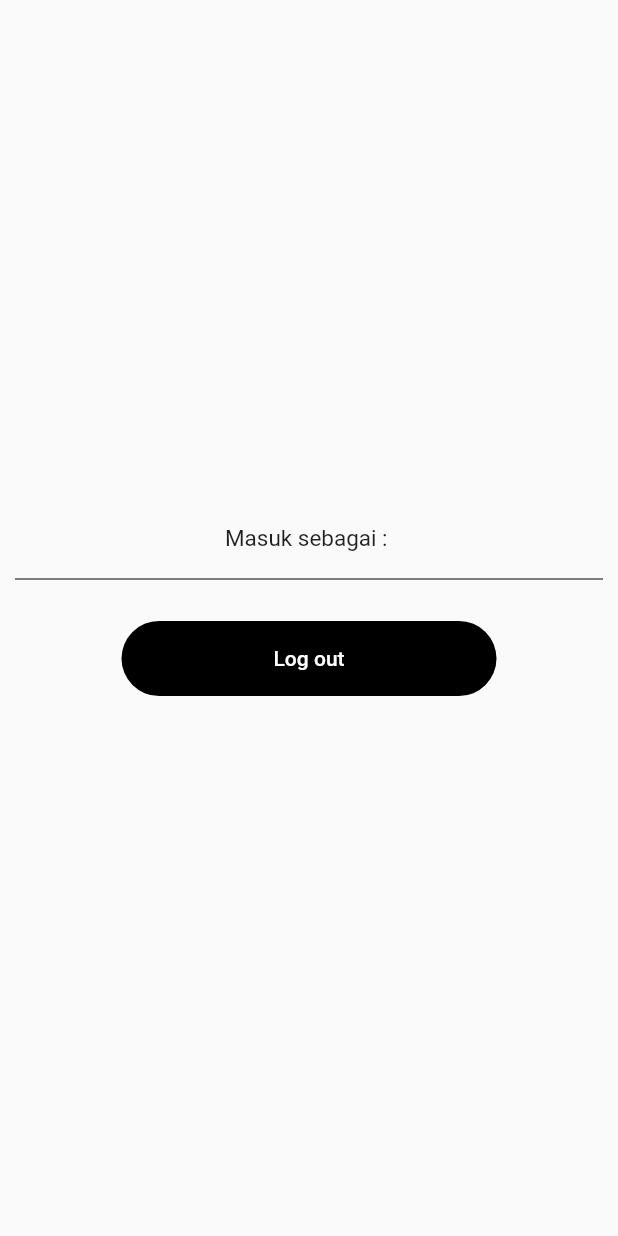
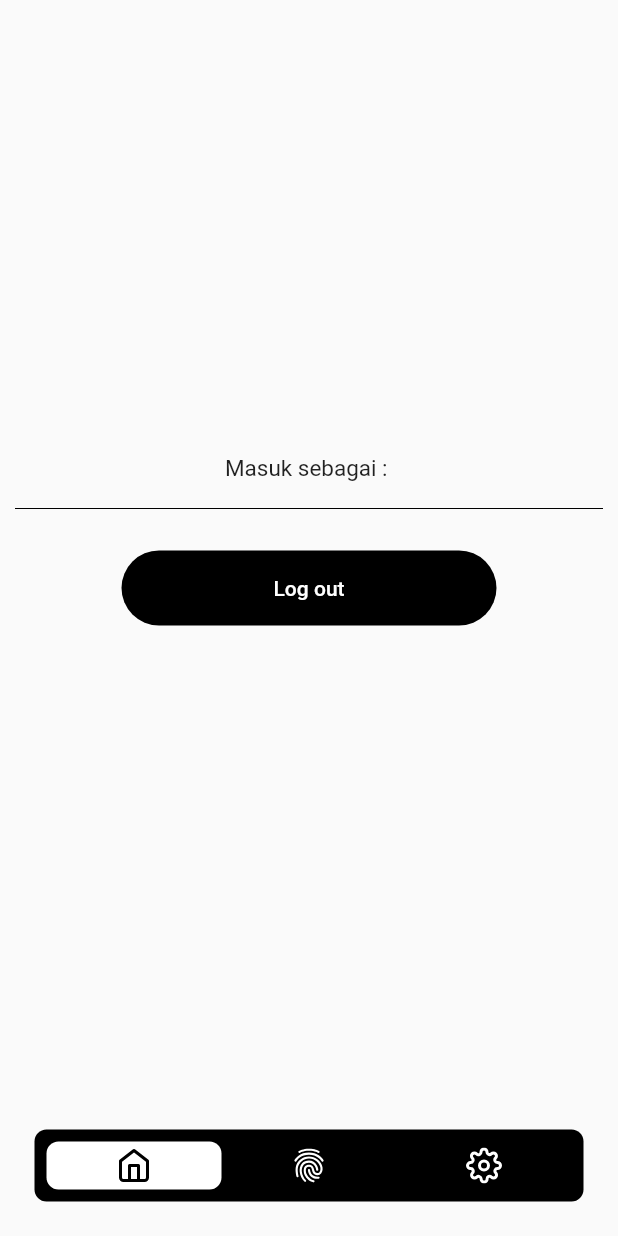
Before and after one commit to f0ursecond/login-ui-firebase, a Flutter app: the screen it shows once a user with an empty profile is signed in, on a phone screen of 412 x 824 dp. Run offline on Flutter 3.47's test engine with Material 2 defaults, Android fonts, the phone set to English and light mode, and no system bars; drawn by our look-alikes of floating_bottom_navigation_bar; our stand-ins replace firebase_auth, firebase_core, flutter_vector_icons, lottie, top_snackbar_flutter; accounts and stored records are empty.

Commit message:
bottom nav bar

```diff
--- a/lib/mainpage.dart
+++ b/lib/mainpage.dart
@@ -1,14 +1,23 @@
-import 'package:absensi/home.dart';
+import 'package:absensi/page/absen.dart';
+import 'package:absensi/page/home.dart';
 import 'package:absensi/login.dart';
+import 'package:absensi/page/settings.dart';
 import 'package:firebase_auth/firebase_auth.dart';
 import 'package:firebase_core/firebase_core.dart';
+import 'package:floating_bottom_navigation_bar/floating_bottom_navigation_bar.dart';
+import 'package:flutter_vector_icons/flutter_vector_icons.dart';
 
 import 'main.dart';
 import 'package:flutter/material.dart';
 
-class mainPage extends StatelessWidget {
+class mainPage extends StatefulWidget {
   const mainPage({Key? key}) : super(key: key);
 
+  @override
+  State<mainPage> createState() => _mainPageState();
+}
+
+class _mainPageState extends State<mainPage> {
   @override
   Widget build(BuildContext context) {
     return Scaffold(
--- /dev/null
+++ b/lib/page/home.dart
@@ -0,0 +1,60 @@
+import 'dart:async';
+import 'dart:ui';
+
+import 'package:absensi/page/absen.dart';
+import 'package:absensi/login.dart';
+import 'package:absensi/page/settings.dart';
+import 'package:absensi/page/view.dart';
+import 'package:firebase_auth/firebase_auth.dart';
+import 'package:firebase_core/firebase_core.dart';
+import 'package:floating_bottom_navigation_bar/floating_bottom_navigation_bar.dart';
+import 'package:flutter_vector_icons/flutter_vector_icons.dart';
+
+import '../main.dart';
+import 'package:flutter/material.dart';
+
+class homepage extends StatefulWidget {
+  const homepage({Key? key}) : super(key: key);
+
+  @override
+  State<homepage> createState() => _homepageState();
+}
+
+class _homepageState extends State<homepage> {
+  final user = FirebaseAuth.instance.currentUser!;
+
+  bool isLoading = false;
+  int _currentIndex = 0;
+
+  List<Widget> screen = [
+    viewPage(),
+    absenPage(),
+    settingsPage(),
+  ];
+
+  void _changeItem(int index) {
+    print(index);
+    setState(() {
+      _currentIndex = index;
+    });
+  }
+
+  @override
+  Widget build(BuildContext context) {
+    return Scaffold(
+      body: screen[_currentIndex],
+      bottomNavigationBar: Padding(
+        padding: const EdgeInsets.all(15.0),
+        child: FloatingNavbar(
+          currentIndex: _currentIndex,
+          onTap: _changeItem,
+          items: [
+            FloatingNavbarItem(icon: Feather.home),
+            FloatingNavbarItem(icon: Ionicons.finger_print),
+            FloatingNavbarItem(icon: Feather.settings),
+          ],
+        ),
+      ),
+    );
+  }
+}
--- a/lib/home.dart
+++ b/lib/page/view.dart
@@ -1,25 +1,28 @@
 import 'dart:async';
 import 'dart:ui';
 
+import 'package:absensi/page/absen.dart';
 import 'package:absensi/login.dart';
+import 'package:absensi/page/settings.dart';
 import 'package:firebase_auth/firebase_auth.dart';
 import 'package:firebase_core/firebase_core.dart';
+import 'package:floating_bottom_navigation_bar/floating_bottom_navigation_bar.dart';
+import 'package:flutter_vector_icons/flutter_vector_icons.dart';
 
-import 'main.dart';
+import '../main.dart';
 import 'package:flutter/material.dart';
 
-class homepage extends StatefulWidget {
-  const homepage({Key? key}) : super(key: key);
+class viewPage extends StatefulWidget {
+  const viewPage({Key? key}) : super(key: key);
 
   @override
-  State<homepage> createState() => _homepageState();
+  State<viewPage> createState() => _viewPageState();
 }
 
-class _homepageState extends State<homepage> {
+class _viewPageState extends State<viewPage> {
   final user = FirebaseAuth.instance.currentUser!;
 
   bool isLoading = false;
-
   @override
   Widget build(BuildContext context) {
     return Scaffold(
@@ -81,7 +84,7 @@ class _homepageState extends State<homepage> {
                     ),
                   ),
                 ],
-              )
+              ),
             ],
           ),
         ),
--- a/pubspec.yaml
+++ b/pubspec.yaml
@@ -43,6 +43,7 @@ dependencies:
   firebase_core: ^1.17.1
   firebase_auth: ^3.3.19
   top_snackbar_flutter: ^1.1.1
+  floating_bottom_navigation_bar: ^1.5.2
 
 dev_dependencies:
   flutter_test:
@@ -70,6 +71,7 @@ flutter:
   assets:
     - assets/animations/coding.json
     - assets/animations/welcome.json
+    - assets/animations/water.json
     - assets/images/logosmk.jpg
 
 
```
Also changed, not shown: assets/animations/water.json (added, +1 -0 lines), lib/login.dart (+6 -5 lines), lib/page/absen.dart (added, +29 -0 lines), lib/page/settings.dart (added, +29 -0 lines), pubspec.lock.
